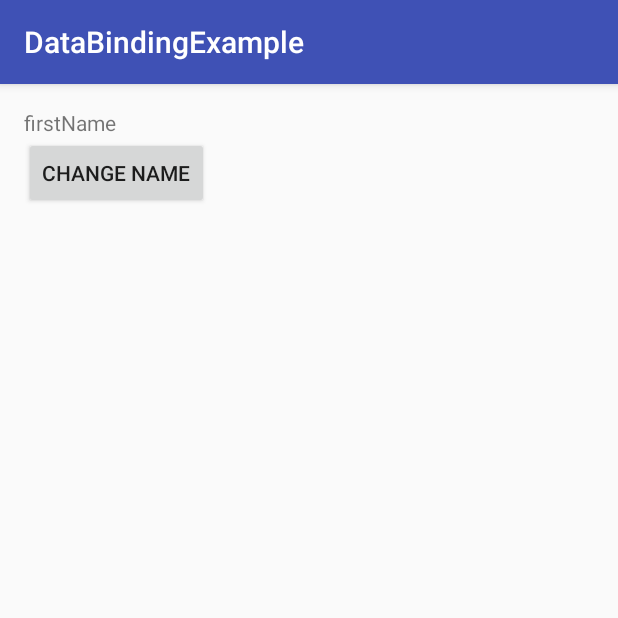
After one commit to msmtmsmt123/DataBindingExample, an Android app: the ObservableActivity screen opened directly, with no data from a screen before it, on a phone screen of 412 x 824 dp, the top half of it. The commit adds this screen. Run offline under Robolectric (Android 15) with nearby library versions, the phone set to English and light mode, and no system bars; our stand-ins replace data binding.

Commit message:
新增Observable

```diff
--- a/app/src/main/AndroidManifest.xml
+++ b/app/src/main/AndroidManifest.xml
@@ -17,6 +17,7 @@
         <activity android:name="com.huangyu.databindingexample.BindingDataActivity" />
         <activity android:name="com.huangyu.databindingexample.EventHandlingActivity" />
         <activity android:name="com.huangyu.databindingexample.LayoutDetailsActivity" />
+        <activity android:name="com.huangyu.databindingexample.ObservableActivity" />
     </application>
 
 </manifest>
--- a/app/src/main/java/com/huangyu/databindingexample/MainActivity.java
+++ b/app/src/main/java/com/huangyu/databindingexample/MainActivity.java
@@ -33,6 +33,8 @@ public class MainActivity extends AppCompatActivity {
         public void layoutDetails() {
             toNextActivity(LayoutDetailsActivity.class);
         }
+
+        public void observable() {toNextActivity(ObservableActivity.class);}
     }
 
 }
--- /dev/null
+++ b/app/src/main/java/com/huangyu/databindingexample/ObservableActivity.java
@@ -0,0 +1,31 @@
+package com.huangyu.databindingexample;
+
+import android.databinding.DataBindingUtil;
+import android.os.Bundle;
+import android.support.v7.app.AppCompatActivity;
+
+import com.huangyu.databindingexample.bean.ObservableUser;
+import com.huangyu.databindingexample.databinding.ActivityObservableBinding;
+
+/**
+ * Created by huangyu on 2017-5-3.
+ */
+public class ObservableActivity extends AppCompatActivity {
+
+    @Override
+    protected void onCreate(Bundle savedInstanceState) {
+        super.onCreate(savedInstanceState);
+        ActivityObservableBinding binding = DataBindingUtil.setContentView(this, R.layout.activity_observable);
+        ObservableUser user = new ObservableUser();
+        user.setFirstName("firstName");
+        binding.setUser(user);
+        binding.setHandlers(new Handlers());
+    }
+
+    public class Handlers {
+        public void onClick(ObservableUser user) {
+            user.setFirstName("changed");
+        }
+    }
+
+}
--- /dev/null
+++ b/app/src/main/java/com/huangyu/databindingexample/bean/ObservableUser.java
@@ -0,0 +1,36 @@
+package com.huangyu.databindingexample.bean;
+
+import android.databinding.BaseObservable;
+import android.databinding.Bindable;
+
+import com.android.databinding.library.baseAdapters.BR;
+
+/**
+ * Created by huangyu on 2017-5-3.
+ */
+public class ObservableUser extends BaseObservable {
+
+    private String firstName;
+    private String lastName;
+
+    @Bindable
+    public String getFirstName() {
+        return firstName;
+    }
+
+    public void setFirstName(String firstName) {
+        this.firstName = firstName;
+        notifyPropertyChanged(BR.firstName);
+    }
+
+    @Bindable
+    public String getLastName() {
+        return lastName;
+    }
+
+    public void setLastName(String lastName) {
+        this.lastName = lastName;
+        notifyPropertyChanged(BR.lastName);
+    }
+
+}
--- a/app/src/main/res/layout/activity_main.xml
+++ b/app/src/main/res/layout/activity_main.xml
@@ -37,5 +37,11 @@
             android:onClick="@{() -> handlers.layoutDetails()}"
             android:text="@string/layout_details" />
 
+        <Button
+            android:layout_width="match_parent"
+            android:layout_height="wrap_content"
+            android:onClick="@{() -> handlers.observable()}"
+            android:text="@string/observable" />
+
     </LinearLayout>
 </layout>
--- /dev/null
+++ b/app/src/main/res/layout/activity_observable.xml
@@ -0,0 +1,41 @@
+<?xml version="1.0" encoding="utf-8"?>
+<layout xmlns:android="http://schemas.android.com/apk/res/android">
+
+    <data>
+
+        <import type="com.huangyu.databindingexample.bean.ObservableUser" />
+
+        <import type="com.huangyu.databindingexample.ObservableActivity.Handlers" />
+
+        <variable
+            name="handlers"
+            type="Handlers" />
+
+        <variable
+            name="user"
+            type="ObservableUser" />
+    </data>
+
+    <LinearLayout
+        android:layout_width="match_parent"
+        android:layout_height="match_parent"
+        android:orientation="vertical"
+        android:paddingBottom="@dimen/activity_vertical_margin"
+        android:paddingLeft="@dimen/activity_horizontal_margin"
+        android:paddingRight="@dimen/activity_horizontal_margin"
+        android:paddingTop="@dimen/activity_vertical_margin">
+
+        <TextView
+            android:layout_width="wrap_content"
+            android:layout_height="wrap_content"
+            android:text="@{user.firstName}" />
+
+        <Button
+            android:layout_width="wrap_content"
+            android:layout_height="wrap_content"
+            android:onClick="@{() -> handlers.onClick(user)}"
+            android:text="@string/change_name"/>
+
+    </LinearLayout>
+
+</layout>
--- a/app/src/main/res/values/strings.xml
+++ b/app/src/main/res/values/strings.xml
@@ -3,4 +3,6 @@
     <string name="binding_data">Binding Data</string>
     <string name="event_handling">Event Handling</string>
     <string name="layout_details">Layout details</string>
+    <string name="observable">Observable</string>
+    <string name="change_name">Change Name</string>
 </resources>
```
